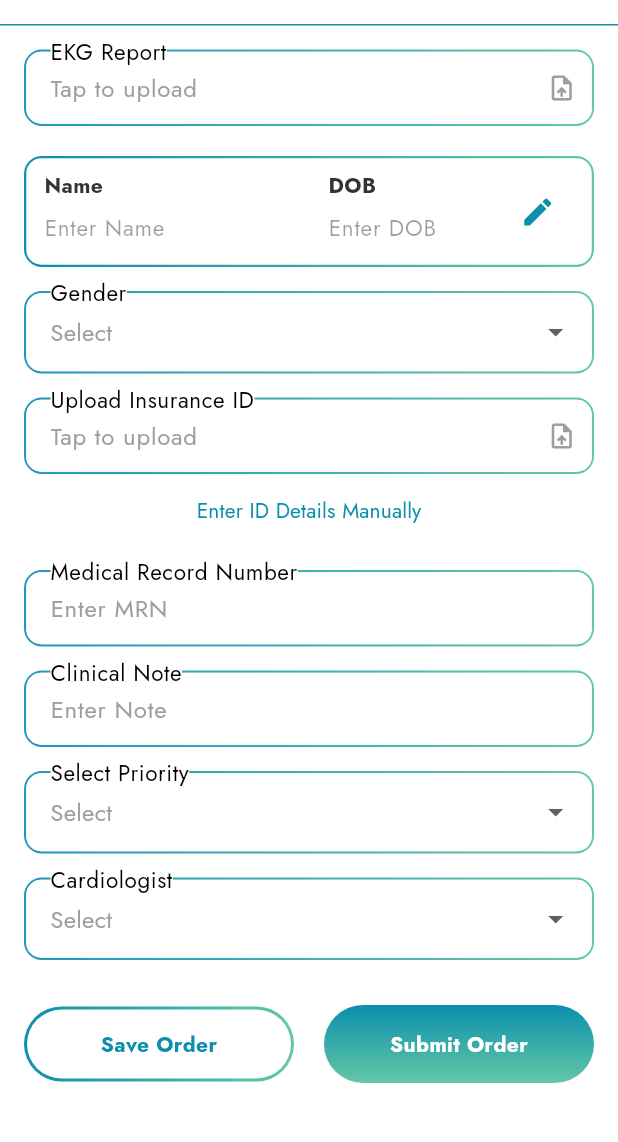
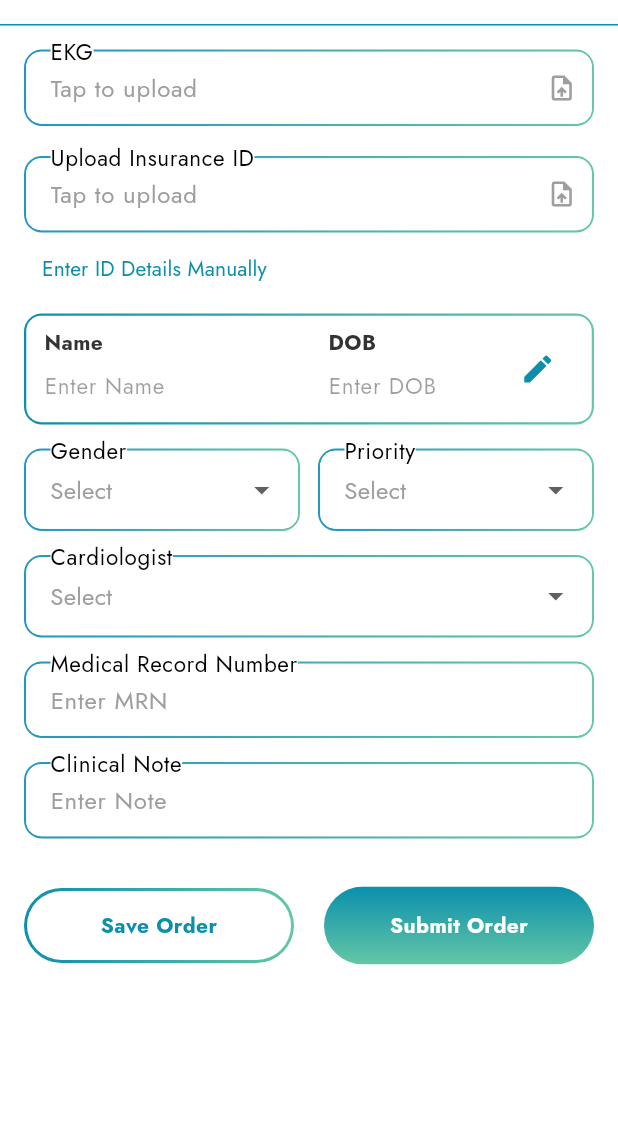
Before and after one commit to Kunal23465/Cardio-Tech, a Flutter app: the NewOrder screen opened by its route, on a phone screen of 412 x 824 dp, the part 60-1202 px from its top. Run offline on Flutter 3.47's test engine with Material 3 defaults, Android fonts, the phone set to English and light mode, and no system bars; our stand-ins replace dio, file_picker, flutter_carousel_widget, flutter_svg, image_picker, permission_handler and 1 more; missing offline and left inert: flutter_downloader, google_mlkit_text_recognition, image_painter; accounts and stored records are empty; network calls fail.

Commit message:
reduce new order list

```diff
--- a/lib/src/features/generalPhysicianScreens/home/navbar/newOrder.dart
+++ b/lib/src/features/generalPhysicianScreens/home/navbar/newOrder.dart
@@ -179,7 +179,7 @@ class _NewOrderState extends State<NewOrder> {
                 title: const Text('Choose from Files'),
                 onTap: () async {
                   final result = await FilePicker.platform.pickFiles(
-                    type: FileType.image,
+                    type: FileType.any,
                   );
                   if (result != null && result.files.single.path != null) {
                     Navigator.pop(context, XFile(result.files.single.path!));
@@ -373,6 +373,7 @@ class _NewOrderState extends State<NewOrder> {
         children: [
           SingleChildScrollView(
             padding: const EdgeInsets.all(16),
+
             child: Form(
               key: _formKey,
               child: Column(
@@ -381,7 +382,7 @@ class _NewOrderState extends State<NewOrder> {
                     onTap: _pickEkgAndRunOcr,
                     child: AbsorbPointer(
                       child: CustomTextField(
-                        label: "EKG Report",
+                        label: "EKG ",
                         fieldType: FieldType.file,
                         hint: ekgReport != null
                             ? ekgReport!.path.split('/').last
@@ -399,6 +400,48 @@ class _NewOrderState extends State<NewOrder> {
                   ),
 
                   const SizedBox(height: 20),
+
+                  _enterIdManually
+                      ? CustomTextField(
+                          label: "Insurance ID",
+                          hint: "Enter Insurance ID",
+                          controller: insuranceIdController,
+                        )
+                      : GestureDetector(
+                          onTap: _pickInsuranceWithCamera,
+                          child: AbsorbPointer(
+                            child: CustomTextField(
+                              label: "Upload Insurance ID",
+                              fieldType: FieldType.file,
+                              hint: uploadInsuranceIDProof != null
+                                  ? uploadInsuranceIDProof!.path.split('/').last
+                                  : (insuranceProofUrl != null
+                                        ? "Uploaded: ${insuranceProofUrl!.split('/').last}"
+                                        : "Tap to upload"),
+
+                              controller: TextEditingController(
+                                text: uploadInsuranceIDProof != null
+                                    ? uploadInsuranceIDProof!.path
+                                    : (insuranceProofUrl ?? ''),
+                              ),
+                            ),
+                          ),
+                        ),
+                  Align(
+                    alignment: Alignment.centerLeft,
+                    child: TextButton(
+                      onPressed: () =>
+                          setState(() => _enterIdManually = !_enterIdManually),
+                      child: Text(
+                        _enterIdManually
+                            ? "Upload Insurance ID Instead"
+                            : "Enter ID Details Manually",
+                        style: const TextStyle(color: AppColors.primary),
+                      ),
+                    ),
+                  ),
+
+                  const SizedBox(height: 6),
 
                   Container(
                     decoration: BoxDecoration(
@@ -498,109 +541,39 @@ class _NewOrderState extends State<NewOrder> {
 
                   const SizedBox(height: 16),
 
-                  genderProvider.isLoading
+                  Row(
+                    children: [
+                      Expanded(
+                        child: genderProvider.isLoading
                             ? const CircularProgressIndicator()
                             : CustomTextField(
-                          label: "Gender ",
+                                label: "Gender",
                                 fieldType: FieldType.dropdown,
                                 dropdownItems: genderProvider.genderList
                                     .map((e) => e.value ?? '')
                                     .toList(),
                                 selectedValue: selectedGenderId != null
                                     ? genderProvider.genderList
-                                    .firstWhere((e) => e.id == selectedGenderId)
+                                          .firstWhere(
+                                            (e) => e.id == selectedGenderId,
+                                          )
                                           .value
                                     : null,
                                 onChanged: (val) {
                                   final selected = genderProvider.genderList
                                       .firstWhere((g) => g.value == val);
-                            setState(() => selectedGenderId = selected.id);
+                                  setState(
+                                    () => selectedGenderId = selected.id,
+                                  );
                                 },
-                          // validator: (v) =>
-                          //     selectedGenderId == null ? "Select gender" : null,
-                        ),
-                  const SizedBox(height: 16),
-
-                  // CustomTextField(
-                  //   label: "Mobile Number",
-                  //   hint: "Enter Phone No.",
-                  //   controller: mobileController,
-                  //   maxLength: 10,
-                  //   // inputFormatters: [
-                  //   //   FilteringTextInputFormatter.digitsOnly,
-                  //   //   LengthLimitingTextInputFormatter(10),
-                  //   // ]
-                  //   validator: (v) {
-                  //     if (v == null || v.isEmpty) {
-                  //       return "Enter mobile number";
-                  //     } else if (!RegExp(r'^[0-9]{10}$').hasMatch(v)) {
-                  //       return "Mobile number must be 10 digits";
-                  //     }
-                  //     return null;
-                  //   },
-                  // ),
-                  _enterIdManually
-                      ? CustomTextField(
-                          label: "Insurance ID",
-                          hint: "Enter Insurance ID",
-                          controller: insuranceIdController,
-                        )
-                      : GestureDetector(
-                          onTap: _pickInsuranceWithCamera,
-                          child: AbsorbPointer(
-                            child: CustomTextField(
-                              label: "Upload Insurance ID",
-                              fieldType: FieldType.file,
-                              hint: uploadInsuranceIDProof != null
-                                  ? uploadInsuranceIDProof!.path.split('/').last
-                                  : (insuranceProofUrl != null
-                                        ? "Uploaded: ${insuranceProofUrl!.split('/').last}"
-                                        : "Tap to upload"),
-
-                              controller: TextEditingController(
-                                text: uploadInsuranceIDProof != null
-                                    ? uploadInsuranceIDProof!.path
-                                    : (insuranceProofUrl ?? ''),
                               ),
                       ),
-                          ),
-                        ),
-
-                  TextButton(
-                    onPressed: () =>
-                        setState(() => _enterIdManually = !_enterIdManually),
-                    child: Text(
-                      _enterIdManually
-                          ? "Upload Insurance ID Instead"
-                          : "Enter ID Details Manually",
-                      style: const TextStyle(color: AppColors.primary),
-                    ),
-                  ),
-                  const SizedBox(height: 16),
-
-                  CustomTextField(
-                    label: "Medical Record Number ",
-                    hint: "Enter MRN",
-                    controller: medicalRecordController,
-                    validator: (v) =>
-                        v == null || v.isEmpty ? "Enter MRN" : null,
-                  ),
-                  const SizedBox(height: 16),
-
-                  CustomTextField(
-                    label: "Clinical Note ",
-                    hint: "Enter Note",
-                    controller: clinicalNoteController,
-                    fieldType: FieldType.note,
-                    // validator: (v) =>
-                    //     v == null || v.isEmpty ? "Enter note" : null,
-                  ),
-                  const SizedBox(height: 16),
-
-                  priorityProvider.isLoading
+                      const SizedBox(width: 12),
+                      Expanded(
+                        child: priorityProvider.isLoading
                             ? const CircularProgressIndicator()
                             : CustomTextField(
-                          label: "Select Priority ",
+                                label: "Priority",
                                 fieldType: FieldType.dropdown,
                                 dropdownItems: priorityProvider.priorities
                                     .map((e) => e.priorityName)
@@ -608,7 +581,9 @@ class _NewOrderState extends State<NewOrder> {
                                 selectedValue: selectedPriorityId != null
                                     ? priorityProvider.priorities
                                           .firstWhere(
-                                      (e) => e.priorityId == selectedPriorityId,
+                                            (e) =>
+                                                e.priorityId ==
+                                                selectedPriorityId,
                                           )
                                           .priorityName
                                     : null,
@@ -616,10 +591,37 @@ class _NewOrderState extends State<NewOrder> {
                                   final selected = priorityProvider.priorities
                                       .firstWhere((e) => e.priorityName == val);
                                   setState(
-                              () => selectedPriorityId = selected.priorityId,
+                                    () => selectedPriorityId =
+                                        selected.priorityId,
                                   );
                                 },
                               ),
+                      ),
+                    ],
+                  ),
+                  // const SizedBox(width: 12),
+
+                  // genderProvider.isLoading
+                  //     ? const CircularProgressIndicator()
+                  //     : CustomTextField(
+                  //         label: "Gender ",
+                  //         fieldType: FieldType.dropdown,
+                  //         dropdownItems: genderProvider.genderList
+                  //             .map((e) => e.value ?? '')
+                  //             .toList(),
+                  //         selectedValue: selectedGenderId != null
+                  //             ? genderProvider.genderList
+                  //                   .firstWhere((e) => e.id == selectedGenderId)
+                  //                   .value
+                  //             : null,
+                  //         onChanged: (val) {
+                  //           final selected = genderProvider.genderList
+                  //               .firstWhere((g) => g.value == val);
+                  //           setState(() => selectedGenderId = selected.id);
+                  //         },
+                  //         // validator: (v) =>
+                  //         //     selectedGenderId == null ? "Select gender" : null,
+                  //       ),
                   const SizedBox(height: 16),
 
                   cardioProvider.isLoading
@@ -645,7 +647,70 @@ class _NewOrderState extends State<NewOrder> {
                             );
                           },
                         ),
-                  const SizedBox(height: 30),
+                  const SizedBox(height: 16),
+
+                  // CustomTextField(
+                  //   label: "Mobile Number",
+                  //   hint: "Enter Phone No.",
+                  //   controller: mobileController,
+                  //   maxLength: 10,
+                  //   // inputFormatters: [
+                  //   //   FilteringTextInputFormatter.digitsOnly,
+                  //   //   LengthLimitingTextInputFormatter(10),
+                  //   // ]
+                  //   validator: (v) {
+                  //     if (v == null || v.isEmpty) {
+                  //       return "Enter mobile number";
+                  //     } else if (!RegExp(r'^[0-9]{10}$').hasMatch(v)) {
+                  //       return "Mobile number must be 10 digits";
+                  //     }
+                  //     return null;
+                  //   },
+                  // ),
+                  CustomTextField(
+                    label: "Medical Record Number ",
+                    hint: "Enter MRN",
+                    controller: medicalRecordController,
+                    validator: (v) =>
+                        v == null || v.isEmpty ? "Enter MRN" : null,
+                  ),
+                  const SizedBox(height: 16),
+
+                  CustomTextField(
+                    label: "Clinical Note ",
+                    hint: "Enter Note",
+                    controller: clinicalNoteController,
+                    fieldType: FieldType.note,
+                    // validator: (v) =>
+                    //     v == null || v.isEmpty ? "Enter note" : null,
+                  ),
+                  const SizedBox(height: 16),
+
+                  // priorityProvider.isLoading
+                  //     ? const CircularProgressIndicator()
+                  //     : CustomTextField(
+                  //         label: "Select Priority ",
+                  //         fieldType: FieldType.dropdown,
+                  //         dropdownItems: priorityProvider.priorities
+                  //             .map((e) => e.priorityName)
+                  //             .toList(),
+                  //         selectedValue: selectedPriorityId != null
+                  //             ? priorityProvider.priorities
+                  //                   .firstWhere(
+                  //                     (e) => e.priorityId == selectedPriorityId,
+                  //                   )
+                  //                   .priorityName
+                  //             : null,
+                  //         onChanged: (val) {
+                  //           final selected = priorityProvider.priorities
+                  //               .firstWhere((e) => e.priorityName == val);
+                  //           setState(
+                  //             () => selectedPriorityId = selected.priorityId,
+                  //           );
+                  //         },
+                  //       ),
+                  // const SizedBox(height: 16),
+                  const SizedBox(height: 16),
 
                   Row(
                     children: [
--- a/lib/src/features/generalPhysicianScreens/home/navbar/orderDetails.dart
+++ b/lib/src/features/generalPhysicianScreens/home/navbar/orderDetails.dart
@@ -293,7 +293,7 @@ class _OrderdetailsState extends State<Orderdetails> {
                         ),
                       )
                     : CustomTextField(
-                        label: "EKG Report",
+                        label: "EKG ",
                         fieldType: FieldType.download,
                         controller: TextEditingController(
                           text: _extractFileName(order.ekgReportName ?? ''),
```
Lines whose indentation alone changed are shown as unchanged.
